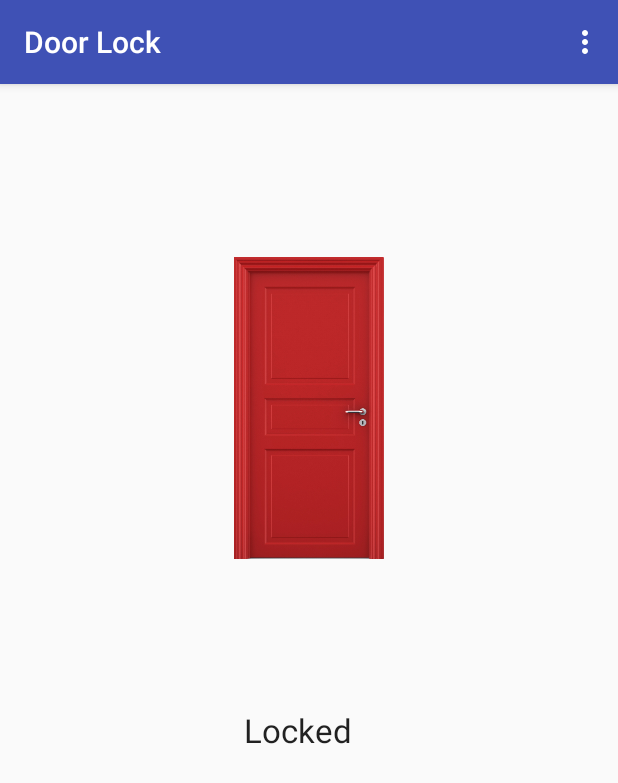
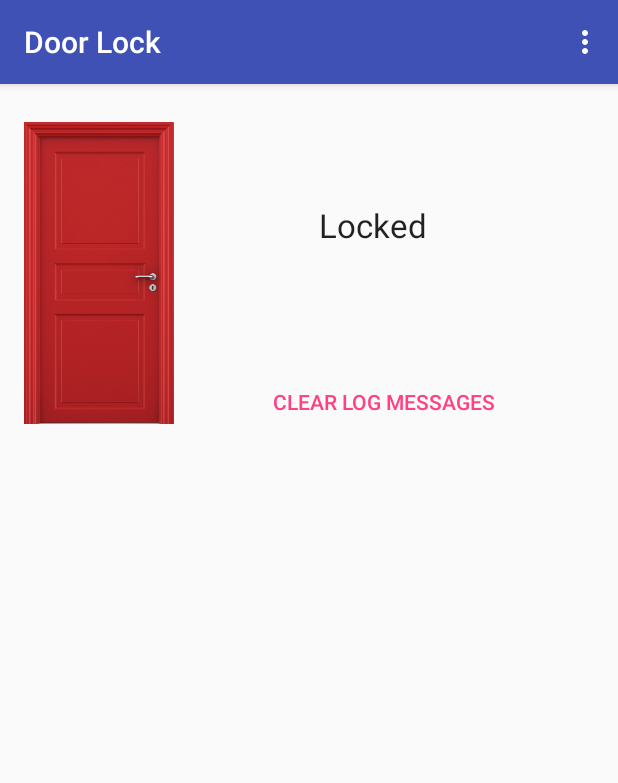
Before and after one commit to emersonmello/DoorlockCardReader, an Android app: the screen it shows after launch (MainActivity), on a phone screen of 412 x 824 dp. Shown: the top 783 px of the screen. Run offline under Robolectric (Android 15) with nearby library versions, the phone set to English and light mode, and no system bars; 1 statement that could not run was skipped.

```diff
--- a/app/src/main/java/uk/ac/ncl/cs/mello/doorlockcardreader/IsoDepAdapter.java
+++ b/app/src/main/java/uk/ac/ncl/cs/mello/doorlockcardreader/IsoDepAdapter.java
@@ -21,11 +21,12 @@ public class IsoDepAdapter extends BaseAdapter {
 
     public void addMessage(String message) {
         messageCounter++;
-        messages.add("Message [" + messageCounter + "]: " + message);
+        messages.add("[" + messageCounter + "]: " + message);
         notifyDataSetChanged();
     }
 
     public void clearMessages(){
+        messageCounter = 0;
         messages.clear();
         notifyDataSetChanged();
     }
--- a/app/src/main/res/layout/content_main.xml
+++ b/app/src/main/res/layout/content_main.xml
@@ -17,16 +17,22 @@
     <LinearLayout
         android:layout_width="match_parent"
         android:layout_height="wrap_content"
-        android:orientation="vertical">
+        android:orientation="horizontal">
 
         <ImageView
             android:layout_width="wrap_content"
-            android:layout_height="400dp"
+            android:layout_height="220dp"
             android:src="@mipmap/close"
             android:id="@+id/img_logo"
             android:layout_gravity="center"
             android:contentDescription="Logo"
             />
+        <LinearLayout
+            android:layout_width="match_parent"
+            android:layout_height="match_parent"
+            android:layout_gravity="center"
+            android:orientation="vertical">
+
             <TextView
                 android:layout_width="match_parent"
                 android:textAlignment="center"
@@ -36,18 +42,28 @@
                 android:paddingRight="@dimen/activity_horizontal_margin"
                 android:text="@string/door_message"
                 android:id="@+id/door_message"
-            android:layout_gravity="center"
+                android:layout_weight="1"
+                android:gravity="center"
                 android:textAppearance="?android:attr/textAppearanceLarge"
+                />
+
+            <Button
+                android:layout_width="match_parent"
+                android:layout_height="wrap_content"
+                android:id="@+id/button_clear"
+                android:layout_marginTop="@dimen/activity_vertical_margin"
+                android:text="Clear log messages"
+                style="@style/Base.Widget.AppCompat.Button.Borderless.Colored"
                 />
 
         </LinearLayout>
 
 
+    </LinearLayout>
     <ListView
         android:id="@+id/listView"
         android:layout_width="match_parent"
         android:layout_height="match_parent"
-        android:visibility="gone"
         android:layout_marginTop="@dimen/activity_vertical_margin"
         android:layout_below="@+id/intro" >
     </ListView>
--- a/app/src/main/res/menu/menu_main.xml
+++ b/app/src/main/res/menu/menu_main.xml
@@ -7,4 +7,9 @@
         android:orderInCategory="100"
         android:title="@string/action_settings"
         app:showAsAction="never" />
+    <item
+        android:id="@+id/action_clear"
+        android:orderInCategory="101"
+        android:title="@string/action_clear"
+        app:showAsAction="never" />
 </menu>
--- a/app/src/main/res/values/strings.xml
+++ b/app/src/main/res/values/strings.xml
@@ -1,5 +1,4 @@
 <resources>
-
 
     <string name="app_name">Door Lock</string>
     <string name="action_settings">Settings</string>
@@ -22,6 +21,7 @@
     <string name="pref_default_reg_op_response">/fidouaf/v1/public/regResponse</string>
     <string name="pref_title_reg_op_request">Registration Operation Request</string>
     <string name="pref_default_reg_op_request">/fidouaf/v1/public/regRequest</string>
+    <string name="action_clear">Clear</string>
 
 
 </resources>
```
Also changed, not shown: app/src/main/java/uk/ac/ncl/cs/mello/doorlockcardreader/CardReader.java (deleted, +0 -100 lines), app/src/main/java/uk/ac/ncl/cs/mello/doorlockcardreader/DoorProtocol.java (+12 -7 lines), app/src/main/java/uk/ac/ncl/cs/mello/doorlockcardreader/MainActivity.java (+106 -67 lines). Lines whose indentation alone changed are shown as unchanged.
